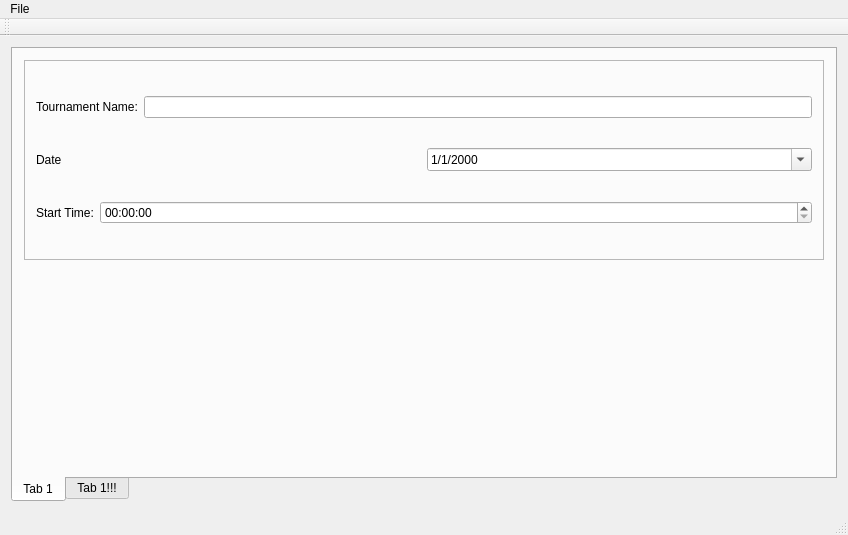
Old version of the form JudoMasterMainWindow.ui in the repository gcdean/JudoMaster.
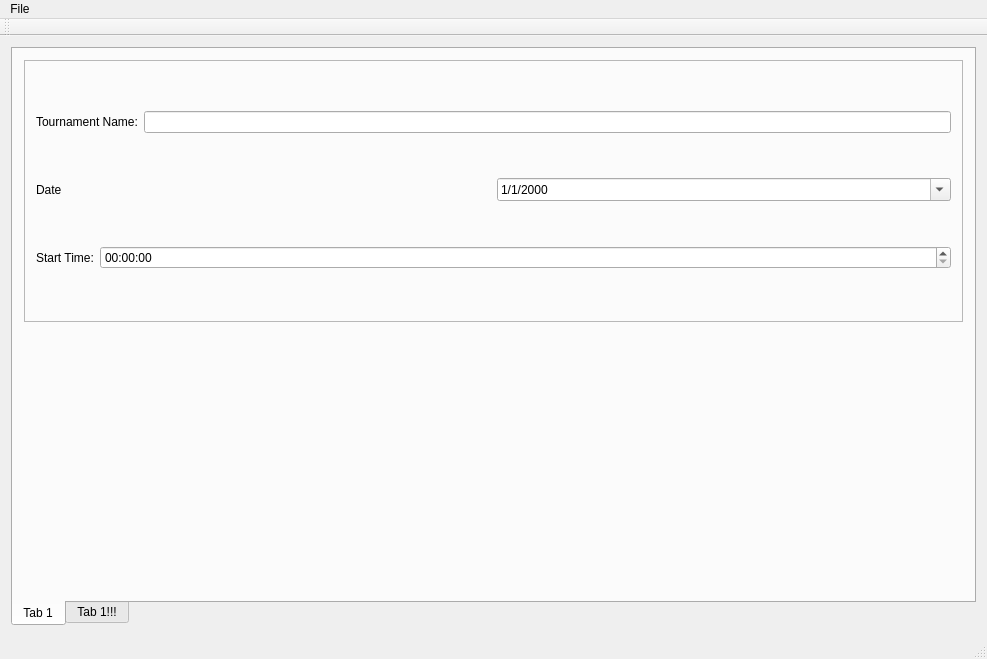
New version of the form. Custom widgets are drawn as their Qt base class.

```diff
--- a/JudoMasterMainWindow.ui
+++ b/JudoMasterMainWindow.ui
@@ -6,8 +6,8 @@
    <rect>
     <x>0</x>
     <y>0</y>
-    <width>848</width>
-    <height>535</height>
+    <width>987</width>
+    <height>659</height>
    </rect>
   </property>
   <property name="windowTitle">
@@ -157,7 +157,7 @@
     <rect>
      <x>0</x>
      <y>0</y>
-     <width>848</width>
+     <width>987</width>
      <height>22</height>
     </rect>
    </property>
```
Left out of the diff: 17 changed lines with no effect on the pictures.
